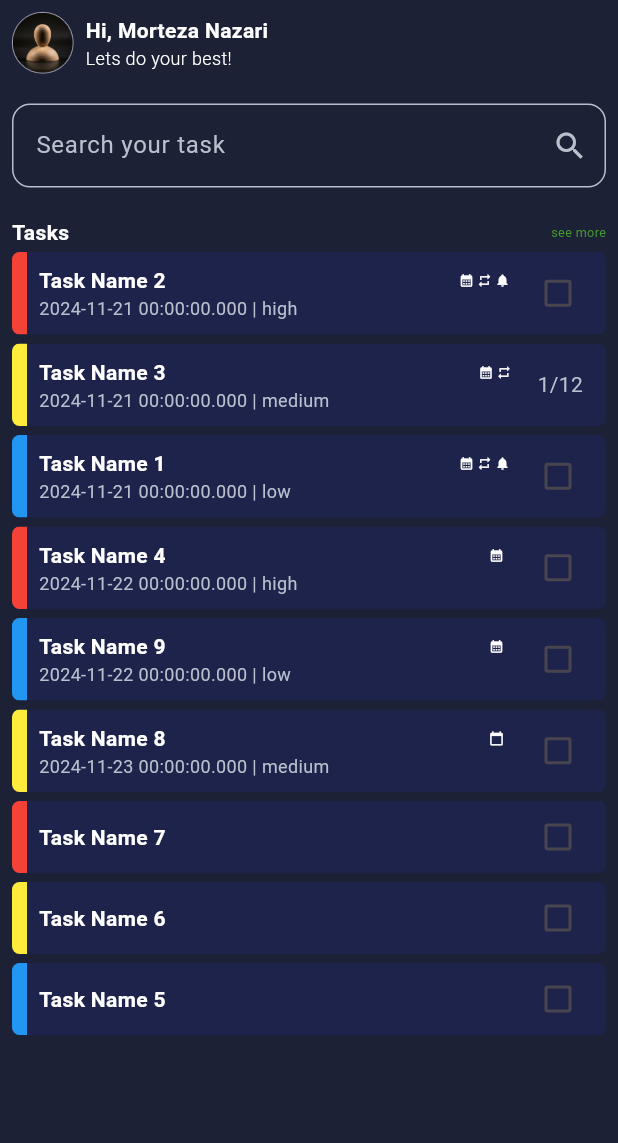
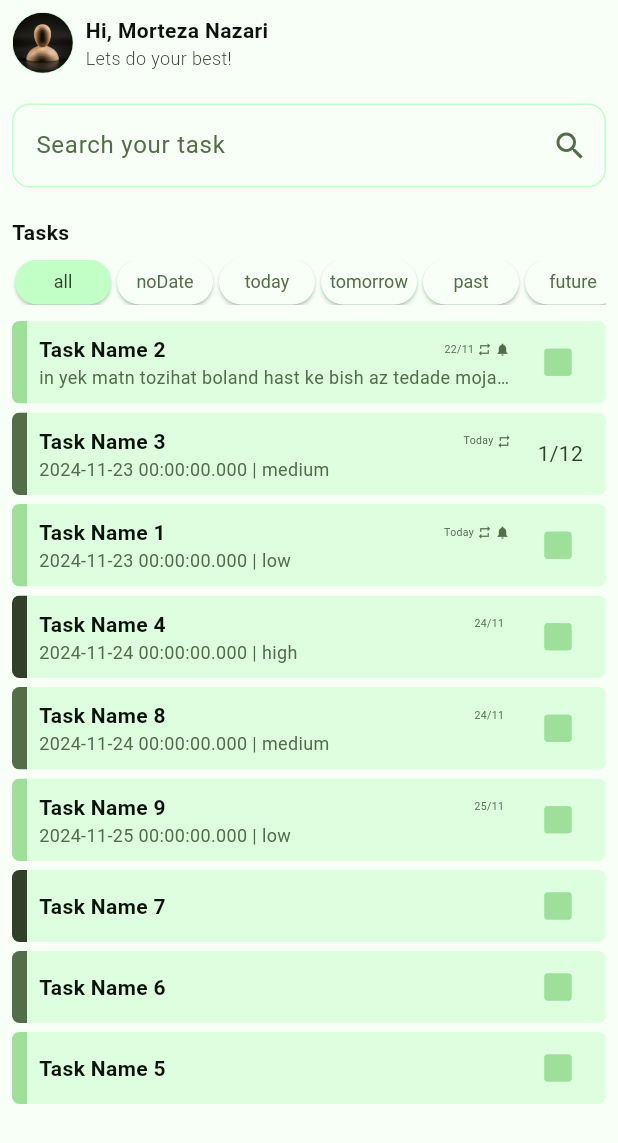
Before and after one commit to mortezanazari-hub/emendo_flutter, a Flutter app: the screen it shows after launch, on a phone screen of 412 x 824 dp. Shown: the top 1143 px of the screen. Run offline on Flutter 3.47's test engine with Material 3 defaults, Android fonts, the phone set to English and light mode, and no system bars; our stand-ins replace bloc, dio, equatable, flutter_bloc, flutter_svg, get_it and 3 more.

Commit message:
add filter_search change color add color generation //not used

```diff
--- a/lib/core/utils/app_const.dart
+++ b/lib/core/utils/app_const.dart
@@ -39,4 +39,12 @@ class AppConst {
   static const Color secondColor = Color(0xffffffff);
   static const Color disabledColor = Color(0xffbabfcd);
   static const Color indigoColor = Color(0xFF1C2135);
+
+  static const Color color1 = Color(0xffF7FFF7);
+  static const Color color2 = Color(0xffDDFFDF);
+  static const Color color3 = Color(0xffC2FFC7);
+  static const Color color4 = Color(0xff9EDF9C);
+  static const Color color5 = Color(0xff526E48);
+  static const Color color6 = Color(0xff30402A);
+  static const Color color7 = Color(0xff0E120C);
 }
--- /dev/null
+++ b/lib/core/utils/colorGenerator.dart
@@ -0,0 +1,47 @@
+import 'dart:ui';
+
+import 'package:flutter/cupertino.dart';
+
+final Color baseColor = Color(0xff9EDF9C);
+final List<Color> colors = [
+  Color(0xffF7FFF7),
+  Color(0xffDDFFDF),
+  Color(0xffC2FFC7),
+  Color(0xff9EDF9C),
+  Color(0xff526E48),
+  Color(0xff30402A),
+  Color(0xff0E120C),
+];
+
+List<Color> adjustColors(Color newBaseColor) {
+  List<Color> adjustedColors = [];
+
+  // استخراج HSV (Hue, Saturation, Value) رنگ پایه
+  final baseHsv = HSVColor.fromColor(Color(0xff9EDF9C));
+  final newHsv = HSVColor.fromColor(newBaseColor);
+
+  final hueDifference = newHsv.hue - baseHsv.hue;
+  final saturationRatio = newHsv.saturation / baseHsv.saturation;
+  final valueRatio = newHsv.value / baseHsv.value;
+
+  // اعمال تغییرات به بقیه رنگ‌ها
+  for (var color in colors) {
+    final hsv = HSVColor.fromColor(color);
+
+    final adjustedHue = (hsv.hue + hueDifference) % 360;
+    final adjustedSaturation =
+        (hsv.saturation * saturationRatio).clamp(0.0, 1.0);
+    final adjustedValue = (hsv.value * valueRatio).clamp(0.0, 1.0);
+
+    final adjustedColor = HSVColor.fromAHSV(
+      hsv.alpha,
+      adjustedHue,
+      adjustedSaturation,
+      adjustedValue,
+    ).toColor();
+
+    adjustedColors.add(adjustedColor);
+  }
+
+  return adjustedColors;
+}
--- /dev/null
+++ b/lib/core/utils/filter_search.dart
@@ -0,0 +1,55 @@
+import 'package:flutter/material.dart';
+
+import 'app_const.dart';
+
+enum FilterSearch { all, noDate, today, tomorrow, past, future }
+
+class FilterButton extends StatelessWidget {
+  final FilterSearch initialFilter;
+  final Function(FilterSearch) onFilterSelected;
+
+  const FilterButton({
+    Key? key,
+    required this.initialFilter,
+    required this.onFilterSelected,
+  }) : super(key: key);
+
+  @override
+  Widget build(BuildContext context) {
+    return SizedBox(
+      height: 30,
+      child: ListView.builder(
+        scrollDirection: Axis.horizontal,
+        itemCount: FilterSearch.values.length,
+        itemBuilder: (context, index) {
+          final value = FilterSearch.values[index];
+          return Padding(
+            padding: const EdgeInsets.symmetric(horizontal: 2.0),
+            child: ElevatedButton(
+              onPressed: () => onFilterSelected(value),
+              style: ButtonStyle(
+                textStyle: WidgetStatePropertyAll(
+                  TextStyle(
+                    fontSize: 12.0,
+                    fontWeight: FontWeight.w400,
+                    //color: value == initialFilter ? Colors.red : Colors.blue,
+                  ),
+                ),
+                overlayColor: WidgetStatePropertyAll(AppConst.color2),
+                shadowColor: WidgetStatePropertyAll(AppConst.color4),
+                foregroundColor: WidgetStatePropertyAll(
+                  value == initialFilter ? AppConst.color6 : AppConst.color5,
+                ),
+                backgroundColor: WidgetStatePropertyAll(
+                    value == initialFilter ? AppConst.color3 : AppConst.color1),
+                padding: WidgetStateProperty.all(EdgeInsets.all(3)),
+              ),
+              // ElevatedButton.styleFrom(backgroundColor: value == initialFilter ? AppConst.mainColor : null,),
+              child: Text(value.toString().split('.').last),
+            ),
+          );
+        },
+      ),
+    );
+  }
+}
--- a/lib/features/home/presentation/pages/home_screen.dart
+++ b/lib/features/home/presentation/pages/home_screen.dart
@@ -1,4 +1,5 @@
 import 'package:emendo/core/utils/app_const.dart';
+import 'package:emendo/core/utils/filter_search.dart';
 import 'package:emendo/core/widgets/app_link_text.dart';
 import 'package:emendo/features/tasks/data/local/test_db_tasks.dart';
 import 'package:emendo/features/tasks/data/model/task_model.dart';
@@ -16,9 +17,18 @@ class _HomeScreenState extends State<HomeScreen> {
   final _userFullName = "Morteza Nazari";
   late List<TaskModel> sortedTasks;
 
+  FilterSearch _selectedFilter = FilterSearch.all;
+
   void sortTasks() {
     sortedTasks = TestDbTasks.taskList.toList();
     sortedTasks.sort((a, b) => a.compareTo(b));
+  }
+
+  void _onFilterSelected(FilterSearch filter) {
+    setState(() {
+      _selectedFilter = filter;
+    });
+    // Apply the filter to your task list here
   }
 
   @override
@@ -47,7 +57,7 @@ class _HomeScreenState extends State<HomeScreen> {
   @override
   Widget build(BuildContext context) {
     return Scaffold(
-      backgroundColor: AppConst.indigoColor,
+      backgroundColor: AppConst.color1,
       body: SafeArea(
         child: SingleChildScrollView(
           child: Padding(
@@ -62,19 +72,15 @@ class _HomeScreenState extends State<HomeScreen> {
                       decoration: BoxDecoration(
                           borderRadius: BorderRadius.circular(20),
                           border: Border.all(
-                            color: AppConst.disabledColor,
+                            color: AppConst.color3,
                             width: .5,
                           )),
                       child: CircleAvatar(
                         radius: 20,
+                        backgroundColor: AppConst.color2,
                         foregroundImage: AssetImage(
                             "lib/core/resources/png/default_avatar.png"),
-                        child: Text(
-                          "MN2",
-                          style: TextStyle(
-                            color: Color(0xff00ff00),
-                          ),
-                        ),
+                        child: SizedBox(),
                       ),
                     ),
                     //space
@@ -89,14 +95,14 @@ class _HomeScreenState extends State<HomeScreen> {
                           "Hi, $_userFullName",
                           style: TextStyle(
                               fontWeight: FontWeight.bold,
-                              color: AppConst.secondColor),
+                              color: AppConst.color7),
                         ), //name
                         const Text(
                           "Lets do your best!",
                           style: TextStyle(
                               fontSize: 12.0,
                               fontWeight: FontWeight.w300,
-                              color: AppConst.secondColor),
+                              color: AppConst.color6),
                         ), //motto description
                       ],
                     )
@@ -114,27 +120,23 @@ class _HomeScreenState extends State<HomeScreen> {
                   onChanged: (value) {
                     //search logic goes here
                   },
-                  style: TextStyle(color: AppConst.secondColor),
+                  style: TextStyle(color: AppConst.color6),
                   decoration: InputDecoration(
                     border: OutlineInputBorder(
-                      borderSide:
-                          BorderSide(color: AppConst.disabledColor, width: 1),
+                      borderSide: BorderSide(color: AppConst.color3, width: 1),
                       borderRadius: BorderRadius.circular(12.0),
                     ),
                     enabledBorder: OutlineInputBorder(
-                      borderSide:
-                          BorderSide(color: AppConst.disabledColor, width: 1),
+                      borderSide: BorderSide(color: AppConst.color3, width: 1),
                       borderRadius: BorderRadius.circular(12.0),
                     ),
                     focusedBorder: OutlineInputBorder(
-                      borderSide:
-                          BorderSide(color: AppConst.mainColor, width: 1),
+                      borderSide: BorderSide(color: AppConst.color4, width: 1),
                       borderRadius: BorderRadius.circular(12.0),
                     ),
                     hintText: "Search your task",
-                    hintStyle: TextStyle(color: AppConst.disabledColor),
-                    suffixIcon:
-                        Icon(Icons.search, color: AppConst.disabledColor),
+                    hintStyle: TextStyle(color: AppConst.color5),
+                    suffixIcon: Icon(Icons.search, color: AppConst.color5),
                   ),
                 ),
 
@@ -146,12 +148,17 @@ class _HomeScreenState extends State<HomeScreen> {
                   Text(
                     "Tasks",
                     style: TextStyle(
-                        fontWeight: FontWeight.bold,
-                        color: AppConst.secondColor),
+                        fontWeight: FontWeight.bold, color: AppConst.color7),
                   ),
                   Spacer(),
-                  AppLinkText(text: "see more", onPressed: () {})
+                  //AppLinkText(text: "see more", onPressed: () {})
                 ]),
+                SizedBox(height: 8),
+                FilterButton(
+                  initialFilter: _selectedFilter,
+                  onFilterSelected: _onFilterSelected,
+                ),
+                SizedBox(height: 8),
 
                 //tasks list
                 ListView.builder(
--- a/lib/features/tasks/data/local/test_db_tasks.dart
+++ b/lib/features/tasks/data/local/test_db_tasks.dart
@@ -1,23 +1,29 @@
 import 'package:emendo/features/tasks/data/model/task_model.dart';
 
 class TestDbTasks {
+  static final todayTime =
+      DateTime(DateTime.now().year, DateTime.now().month, DateTime.now().day);
+  static final tomorrowTime = todayTime.add(Duration(days: 1));
+  static final tomorrowTime2 = todayTime.add(Duration(days: 2));
+  static final yesterdayTime = todayTime.add(Duration(days: -1));
   static final taskList = {
     TaskModel("Task Name 1",
         specificTime: true,
         taskType: TaskType.onDay,
         taskPriority: TaskPriority.low,
-        dueDate: DateTime(2024, 11, 21),
+        dueDate: todayTime,
         hasNotifications: true,
         notificationType: NotificationType.both,
         repeatedTask: true,
-        taskDescription: "${DateTime(2024, 11, 21)} | low",
+        taskDescription: "$todayTime | low",
         repeatedTaskPeriod: RepeatedTaskPeriod.daily),
     TaskModel("Task Name 2",
         specificTime: true,
         taskType: TaskType.onDay,
-        taskPriority: TaskPriority.high,
-        dueDate: DateTime(2024, 11, 21),
-        taskDescription: "${DateTime(2024, 11, 21)} | high",
+        taskPriority: TaskPriority.low,
+        dueDate: yesterdayTime,
+        taskDescription:
+            "in yek matn tozihat boland hast ke bish az tedade mojaz kalameh dare, karbordesh baraye karbar ine ke ye seri mozakhraf tosh beneviseh",
         hasNotifications: true,
         notificationType: NotificationType.both,
         repeatedTask: true,
@@ -26,8 +32,8 @@ class TestDbTasks {
         specificTime: true,
         taskType: TaskType.onDay,
         taskPriority: TaskPriority.medium,
-        dueDate: DateTime(2024, 11, 21),
-        taskDescription: "${DateTime(2024, 11, 21)} | medium",
+        dueDate: todayTime,
+        taskDescription: "$todayTime | medium",
         hasNotifications: false,
         notificationType: NotificationType.both,
         repeatedTask: true,
@@ -52,8 +58,8 @@ class TestDbTasks {
         specificTime: true,
         taskType: TaskType.onDay,
         taskPriority: TaskPriority.high,
-        taskDescription: "${DateTime(2024, 11, 22)} | high",
-        dueDate: DateTime(2024, 11, 22)),
+        taskDescription: "$tomorrowTime | high",
+        dueDate: tomorrowTime),
     TaskModel(
       "Task Name 5",
       taskPriority: TaskPriority.low,
@@ -62,7 +68,7 @@ class TestDbTasks {
       "Task Name 6",
       taskPriority: TaskPriority.medium,
       specificTime: false,
-      dueDate: DateTime(2024, 11, 21),
+      dueDate: todayTime,
     ),
     TaskModel(
       "Task Name 7",
@@ -72,13 +78,13 @@ class TestDbTasks {
         specificTime: true,
         taskType: TaskType.onDay,
         taskPriority: TaskPriority.medium,
-        taskDescription: "${DateTime(2024, 11, 23)} | medium",
-        dueDate: DateTime(2024, 11, 23)),
+        taskDescription: "$tomorrowTime | medium",
+        dueDate: tomorrowTime),
     TaskModel("Task Name 9",
         specificTime: true,
         taskType: TaskType.onDay,
         taskPriority: TaskPriority.low,
-        taskDescription: "${DateTime(2024, 11, 22)} | low",
-        dueDate: DateTime(2024, 11, 22)),
+        taskDescription: "$tomorrowTime2 | low",
+        dueDate: tomorrowTime2),
   };
 }
--- a/lib/features/tasks/presentation/widget/task_view_model.dart
+++ b/lib/features/tasks/presentation/widget/task_view_model.dart
@@ -27,7 +27,7 @@ class _TaskWidgetState extends State<TaskWidget> {
         borderRadius: BorderRadius.circular(5),
         child: Container(
           height: task.taskDescription != null ? 55 : 48,
-          decoration: BoxDecoration(color: Color(0xff1c2735ff)),
+          decoration: BoxDecoration(color: AppConst.color2),
           child: Row(
             crossAxisAlignment: CrossAxisAlignment.start,
             children: [
@@ -35,10 +35,10 @@ class _TaskWidgetState extends State<TaskWidget> {
                 width: 10,
                 decoration: BoxDecoration(
                   color: task.taskPriority == TaskPriority.high
-                      ? Colors.red
+                      ? AppConst.color6
                       : task.taskPriority == TaskPriority.medium
-                          ? Colors.yellow
-                          : Colors.blue,
+                          ? AppConst.color5
+                          : AppConst.color4,
                 ),
               ),
               SizedBox(width: 8),
@@ -55,7 +55,7 @@ class _TaskWidgetState extends State<TaskWidget> {
                         Text(
                           task.taskName,
                           style: TextStyle(
-                            color: AppConst.secondColor,
+                            color: AppConst.color7,
                             fontWeight: FontWeight.bold,
                           ),
                         ),
@@ -64,18 +64,18 @@ class _TaskWidgetState extends State<TaskWidget> {
                         if (task.specificTime == true &&
                             task.dueDate != null &&
                             IsToday.isToday(task.dueDate!))
-                          Icon(
-                            Icons.calendar_today,
-                            size: 10,
-                            color: AppConst.secondColor,
+                          Text(
+                            "Today",
+                            style:
+                                TextStyle(fontSize: 7, color: AppConst.color5),
                           ),
                         if (task.specificTime == true &&
                             task.dueDate != null &&
                             !IsToday.isToday(task.dueDate!))
-                          Icon(
-                            Icons.calendar_month,
-                            size: 10,
-                            color: AppConst.secondColor,
+                          Text(
+                            "${task.dueDate!.day.toString().padLeft(2, '0')}/${task.dueDate!.month.toString().padLeft(2, '0')}",
+                            style:
+                                TextStyle(fontSize: 7, color: AppConst.color5),
                           ),
                         SizedBox(width: 2),
                         //repeat icon
@@ -83,7 +83,7 @@ class _TaskWidgetState extends State<TaskWidget> {
                           Icon(
                             Icons.repeat,
                             size: 10,
-                            color: AppConst.secondColor,
+                            color: AppConst.color5,
                           ),
                         SizedBox(width: 2),
                         //notification icon
@@ -91,7 +91,7 @@ class _TaskWidgetState extends State<TaskWidget> {
                           Icon(
                             Icons.notifications,
                             size: 10,
-                            color: AppConst.secondColor,
+                            color: AppConst.color5,
                           ),
                       ],
                     ),
@@ -100,7 +100,7 @@ class _TaskWidgetState extends State<TaskWidget> {
                       Text(
                         task.taskDescription!,
                         style: TextStyle(
-                          color: AppConst.disabledColor,
+                          color: AppConst.color5,
                           fontSize: 12,
                         ),
                         maxLines: 1,
@@ -117,6 +117,13 @@ class _TaskWidgetState extends State<TaskWidget> {
                   SizedBox(width: 45),
                   task.subTasks.isEmpty
                       ? Checkbox(
+                          activeColor: AppConst.color5,
+                          checkColor: AppConst.color6,
+                          fillColor: WidgetStatePropertyAll(AppConst.color4),
+                          focusColor: AppConst.color3,
+                          hoverColor: AppConst.color3,
+                          splashRadius: 20,
+                          side: BorderSide(color: AppConst.color4),
                           value: task.isCompleted!,
                           onChanged: (status) {
                             setState(() {
@@ -125,7 +132,7 @@ class _TaskWidgetState extends State<TaskWidget> {
                           })
                       : Text(
                           "${widget.completedTasksLength}/${widget.allTasksLength}",
-                          style: TextStyle(color: AppConst.disabledColor),
+                          style: TextStyle(color: AppConst.color6),
                         )
                 ],
               ),
--- a/pubspec.yaml
+++ b/pubspec.yaml
@@ -46,6 +46,7 @@ dependencies:
   shared_preferences: ^2.3.2
   loading_animation_widget: ^1.2.1
   json_annotation: ^4.7.0
+  flutter_colorpicker: ^1.1.0
 
 
 dev_dependencies:
```
Also changed, not shown: pubspec.lock.
